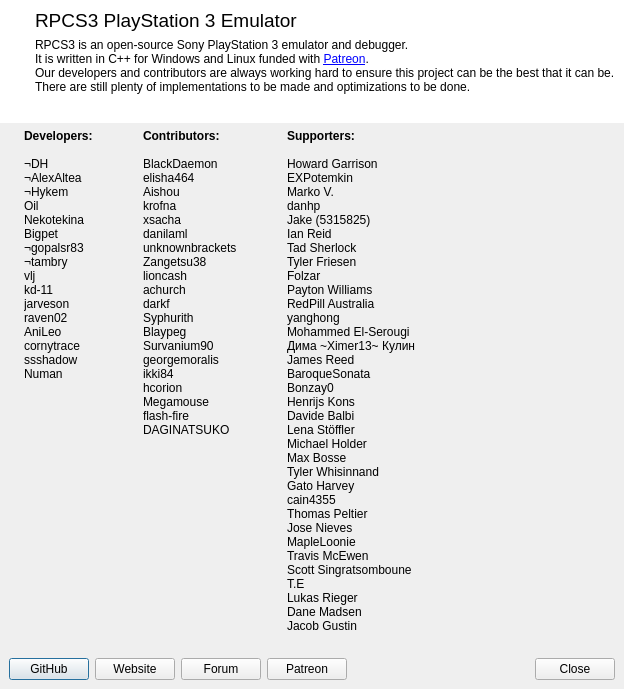
The window that rpcs3/rpcs3qt/about_dialog.ui (RPCS3/rpcs3) describes before a commit, drawn with Qt 5.
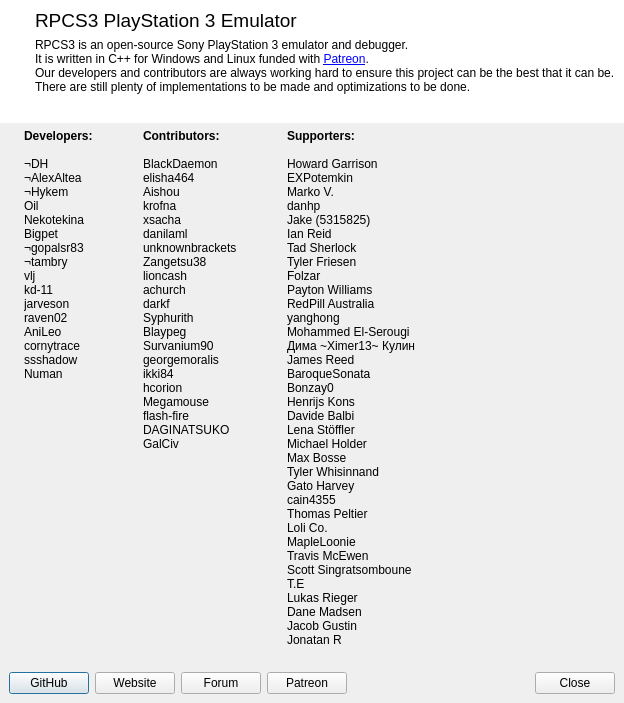
The same window after the commit. Icons and pictures are not drawn.

What changed in the file:
```diff
--- a/rpcs3/rpcs3qt/about_dialog.ui
+++ b/rpcs3/rpcs3qt/about_dialog.ui
@@ -7,7 +7,7 @@
     <x>0</x>
     <y>0</y>
     <width>609</width>
-    <height>656</height>
+    <height>669</height>
    </rect>
   </property>
   <property name="sizePolicy">
@@ -214,7 +214,7 @@
      <item>
       <widget class="QLabel" name="label_8">
        <property name="text">
-        <string>&lt;p&gt;&lt;b&gt;Contributors:&lt;/b&gt;&lt;br&gt;&lt;br&gt;BlackDaemon&lt;br&gt;elisha464&lt;br&gt;Aishou&lt;br&gt;krofna&lt;br&gt;xsacha&lt;br&gt;danilaml&lt;br&gt;unknownbrackets&lt;br&gt;Zangetsu38&lt;br&gt;lioncash&lt;br&gt;achurch&lt;br&gt;darkf&lt;br&gt;Syphurith&lt;br&gt;Blaypeg&lt;br&gt;Survanium90&lt;br&gt;georgemoralis&lt;br&gt;ikki84&lt;br&gt;hcorion&lt;br&gt;Megamouse&lt;br&gt;flash-fire&lt;br&gt;DAGINATSUKO&lt;/p&gt;</string>
+        <string>&lt;p&gt;&lt;b&gt;Contributors:&lt;/b&gt;&lt;br&gt;&lt;br&gt;BlackDaemon&lt;br&gt;elisha464&lt;br&gt;Aishou&lt;br&gt;krofna&lt;br&gt;xsacha&lt;br&gt;danilaml&lt;br&gt;unknownbrackets&lt;br&gt;Zangetsu38&lt;br&gt;lioncash&lt;br&gt;achurch&lt;br&gt;darkf&lt;br&gt;Syphurith&lt;br&gt;Blaypeg&lt;br&gt;Survanium90&lt;br&gt;georgemoralis&lt;br&gt;ikki84&lt;br&gt;hcorion&lt;br&gt;Megamouse&lt;br&gt;flash-fire&lt;br&gt;DAGINATSUKO&lt;br&gt;GalCiv&lt;/p&gt;</string>
        </property>
        <property name="alignment">
         <set>Qt::AlignLeading|Qt::AlignLeft|Qt::AlignTop</set>
@@ -224,7 +224,7 @@
      <item>
       <widget class="QLabel" name="label_7">
        <property name="text">
-        <string>&lt;p&gt;&lt;b&gt;Supporters:&lt;/b&gt;&lt;br&gt;&lt;br&gt;Howard Garrison&lt;br&gt;EXPotemkin&lt;br&gt;Marko V.&lt;br&gt;danhp&lt;br&gt;Jake (5315825)&lt;br&gt;Ian Reid&lt;br&gt;Tad Sherlock&lt;br&gt;Tyler Friesen&lt;br&gt;Folzar&lt;br&gt;Payton Williams&lt;br&gt;RedPill Australia&lt;br&gt;yanghong&lt;br&gt;Mohammed El-Serougi&lt;br&gt;Дима ~Ximer13~ Кулин&lt;br&gt;James Reed&lt;br&gt;BaroqueSonata&lt;br&gt;Bonzay0&lt;br&gt;Henrijs Kons&lt;br&gt;Davide Balbi&lt;br&gt;Lena Stöffler&lt;br&gt;Michael Holder&lt;br&gt;Max Bosse&lt;br&gt;Tyler Whisinnand&lt;br&gt;Gato Harvey&lt;br&gt;cain4355&lt;br&gt;Thomas Peltier&lt;br&gt;Jose Nieves&lt;br&gt;MapleLoonie&lt;br&gt;Travis McEwen&lt;br&gt;Scott Singratsomboune&lt;br&gt;T.E&lt;br&gt;Lukas Rieger&lt;br&gt;Dane Madsen&lt;br&gt;Jacob Gustin&lt;/p&gt;</string>
+        <string>&lt;p&gt;&lt;b&gt;Supporters:&lt;/b&gt;&lt;br&gt;&lt;br&gt;Howard Garrison&lt;br&gt;EXPotemkin&lt;br&gt;Marko V.&lt;br&gt;danhp&lt;br&gt;Jake (5315825)&lt;br&gt;Ian Reid&lt;br&gt;Tad Sherlock&lt;br&gt;Tyler Friesen&lt;br&gt;Folzar&lt;br&gt;Payton Williams&lt;br&gt;RedPill Australia&lt;br&gt;yanghong&lt;br&gt;Mohammed El-Serougi&lt;br&gt;Дима ~Ximer13~ Кулин&lt;br&gt;James Reed&lt;br&gt;BaroqueSonata&lt;br&gt;Bonzay0&lt;br&gt;Henrijs Kons&lt;br&gt;Davide Balbi&lt;br&gt;Lena Stöffler&lt;br&gt;Michael Holder&lt;br&gt;Max Bosse&lt;br&gt;Tyler Whisinnand&lt;br&gt;Gato Harvey&lt;br&gt;cain4355&lt;br&gt;Thomas Peltier&lt;br&gt;Loli Co.&lt;br&gt;MapleLoonie&lt;br&gt;Travis McEwen&lt;br&gt;Scott Singratsomboune&lt;br&gt;T.E&lt;br&gt;Lukas Rieger&lt;br&gt;Dane Madsen&lt;br&gt;Jacob Gustin&lt;br&gt;Jonatan R&lt;/p&gt;</string>
        </property>
        <property name="alignment">
         <set>Qt::AlignLeading|Qt::AlignLeft|Qt::AlignTop</set>
```
